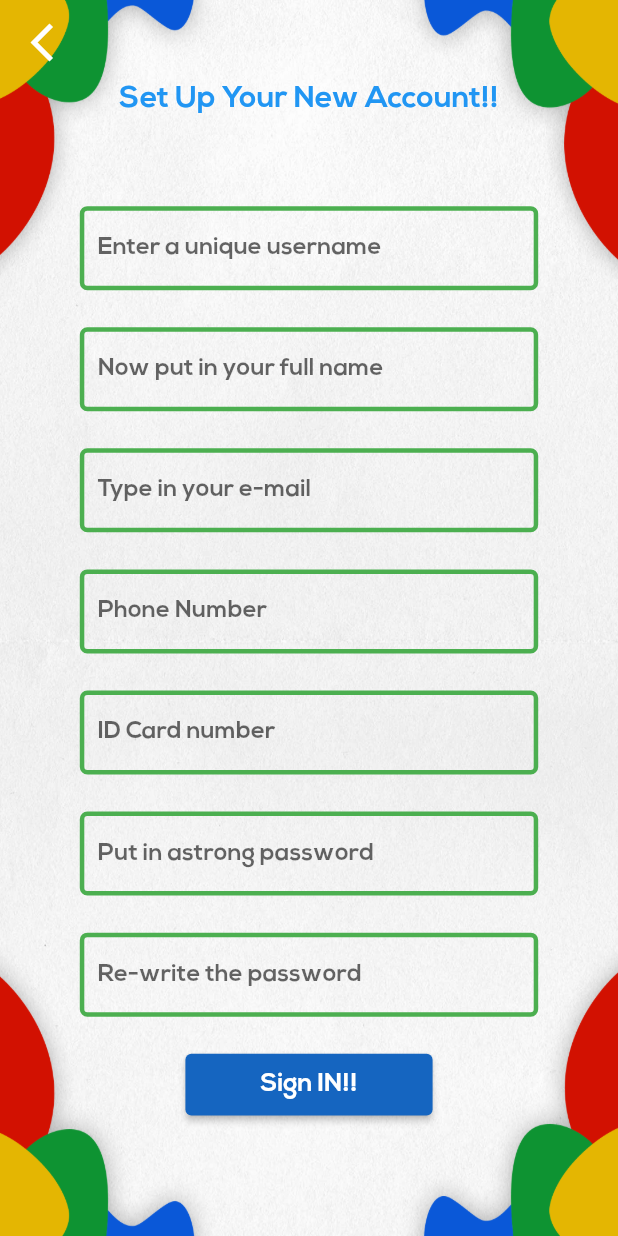
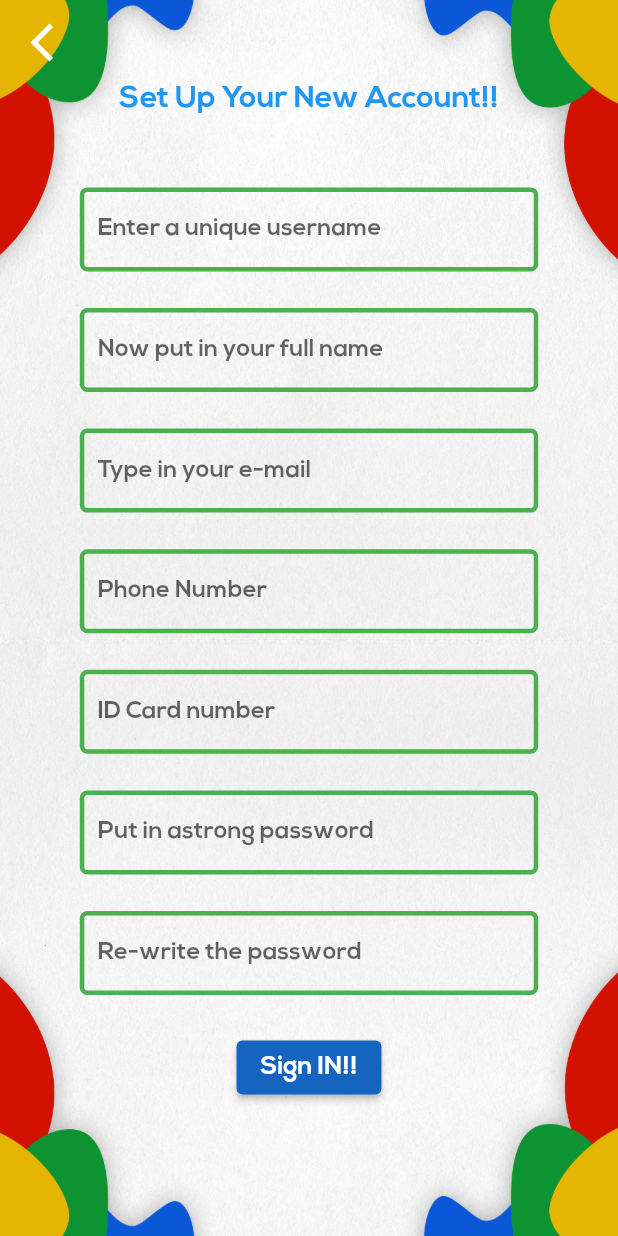
Before and after one commit to tbtaleb/google_app, a Flutter app: the screen it shows after launch, after a tap on "Sign Up", on a phone screen of 412 x 824 dp. Run offline on Flutter 3.47's test engine with Material 2 defaults, Android fonts, the phone set to English and light mode, and no system bars; our stand-ins replace get, google_nav_bar, like_button; missing offline and left inert: switcher_button.

Commit message:
na7it size of box

```diff
--- a/lib/login/signup/fpage.dart
+++ b/lib/login/signup/fpage.dart
@@ -25,14 +25,15 @@ class Fpage extends StatelessWidget {
             mainAxisAlignment: MainAxisAlignment.center,
             children: [
               Container(
-                  width: 100,
-                  height: 100,
-                  decoration: const BoxDecoration(
-                      image: DecorationImage(
-                          image: AssetImage('assets/images/book.png')))),
-              SizedBox(
-                height: MediaQuery.of(context).size.height * 0.1,
+                width: 100,
+                height: 100,
+                decoration: const BoxDecoration(
+                  image: DecorationImage(
+                    image: AssetImage('assets/images/book.png'),
+                  ),
+                ),
               ),
+
               Text(
                 'title1'.tr,
                 textAlign: TextAlign.center,
@@ -53,9 +54,7 @@ class Fpage extends StatelessWidget {
                   fontSize: 57,
                 ),
               ),
-              SizedBox(
-                height: MediaQuery.of(context).size.height * 0.1,
-              ),
+
               Text(
                 'signup phrase'.tr,
                 style: TextStyle(
@@ -65,13 +64,9 @@ class Fpage extends StatelessWidget {
                   fontSize: 10,
                 ),
               ),
-              SizedBox(
-                height: MediaQuery.of(context).size.height * 0.03,
-              ),
-              SizedBox(
-                width: MediaQuery.of(context).size.width * 0.33,
-                height: MediaQuery.of(context).size.height * 0.05,
-                child: ElevatedButton(
+
+
+                ElevatedButton(
                     onPressed: (() {
                       Get.to(() => Signup());
                     }),
@@ -79,8 +74,7 @@ class Fpage extends StatelessWidget {
                       'signup'.tr,
                       style: TextStyle(fontSize: 25, fontFamily: 'Nexa'),
                     )),
-              ),
-              SizedBox(height: MediaQuery.of(context).size.height * 0.03),
+
               Text(
                 'or'.tr,
                 style: TextStyle(
@@ -89,13 +83,9 @@ class Fpage extends StatelessWidget {
                   fontSize: 10,
                 ),
               ),
-              SizedBox(
-                height: MediaQuery.of(context).size.height * 0.03,
-              ),
-              SizedBox(
-                width: MediaQuery.of(context).size.width * 0.36,
-                height: MediaQuery.of(context).size.height * 0.05,
-                child: ElevatedButton(
+
+
+            ElevatedButton(
                     style: ElevatedButton.styleFrom(
                         shadowColor: Colors.transparent,
                         backgroundColor: Colors.transparent,
@@ -107,9 +97,8 @@ class Fpage extends StatelessWidget {
                       'log in'.tr,
                       style: TextStyle(
                           color: Colors.blue, fontSize: 25, fontFamily: 'Nexa'),
-                    )),
-              ),
-              SizedBox(height: MediaQuery.of(context).size.height * 0.03),
+                    ),),
+
               Text(
                 'log in phrase'.tr,
                 style: TextStyle(
--- a/lib/login/signup/signup.dart
+++ b/lib/login/signup/signup.dart
@@ -55,7 +55,7 @@ class Signup extends StatelessWidget {
               ),
               Row(
                 children: [
-                  SizedBox(height: MediaQuery.of(context).size.height * 0.03),
+                  SizedBox (height: MediaQuery.of(context).size.height * 0.03),
                 ],
               ),
               Row(
@@ -66,62 +66,53 @@ class Signup extends StatelessWidget {
                     height: MediaQuery.of(context).size.height * 0.80,
                     padding: const EdgeInsets.all(12),
                     child: Column(
+                      mainAxisAlignment: MainAxisAlignment.spaceAround,
                       children: [
-                        SizedBox(
-                            height: MediaQuery.of(context).size.height * 0.03),
+
                         Txtfield(
                           controller: signupController.username,
                           obscureText: false,
                           labelText: 'userph'.tr,
                         ),
-                        SizedBox(
-                            height: MediaQuery.of(context).size.height * 0.03),
+
                         Txtfield(
                           controller: signupController.name,
                           obscureText: false,
                           labelText: 'nameph'.tr,
                         ),
-                        SizedBox(
-                            height: MediaQuery.of(context).size.height * 0.03),
+
                         Txtfield(
                           controller: signupController.email,
                           obscureText: false,
                           labelText: 'emailph'.tr,
                         ),
-                        SizedBox(
-                            height: MediaQuery.of(context).size.height * 0.03),
+
                         Txtfield(
                           controller: signupController.telNum,
                           obscureText: false,
                           labelText: 'phone number'.tr,
                         ),
-                        SizedBox(
-                            height: MediaQuery.of(context).size.height * 0.03),
+
                         Txtfield(
                           controller: signupController.idNum,
                           obscureText: false,
                           labelText: 'idph'.tr,
                         ),
-                        SizedBox(
-                            height: MediaQuery.of(context).size.height * 0.03),
+
                         Txtfield(
                           controller: signupController.pass,
                           obscureText: true,
                           labelText: 'pwph'.tr,
                         ),
-                        SizedBox(
-                            height: MediaQuery.of(context).size.height * 0.03),
+
                         Txtfield(
                           controller: signupController.confPass,
                           obscureText: true,
                           labelText: 'pw2ph'.tr,
                         ),
-                        SizedBox(
-                            height: MediaQuery.of(context).size.height * 0.03),
-                        SizedBox(
-                          height: MediaQuery.of(context).size.height * 0.05,
-                          width: MediaQuery.of(context).size.width * 0.4,
-                          child: ElevatedButton(
+
+
+                     ElevatedButton(
                               style: ElevatedButton.styleFrom(
                                   backgroundColor: Colors.blue.shade800),
                               onPressed: () {
@@ -160,7 +151,7 @@ class Signup extends StatelessWidget {
                                     fontSize: 17,
                                     color: Colors.white),
                               )),
-                        )
+
                       ],
                     ),
                   )
```
Also changed, not shown: pubspec.lock.
